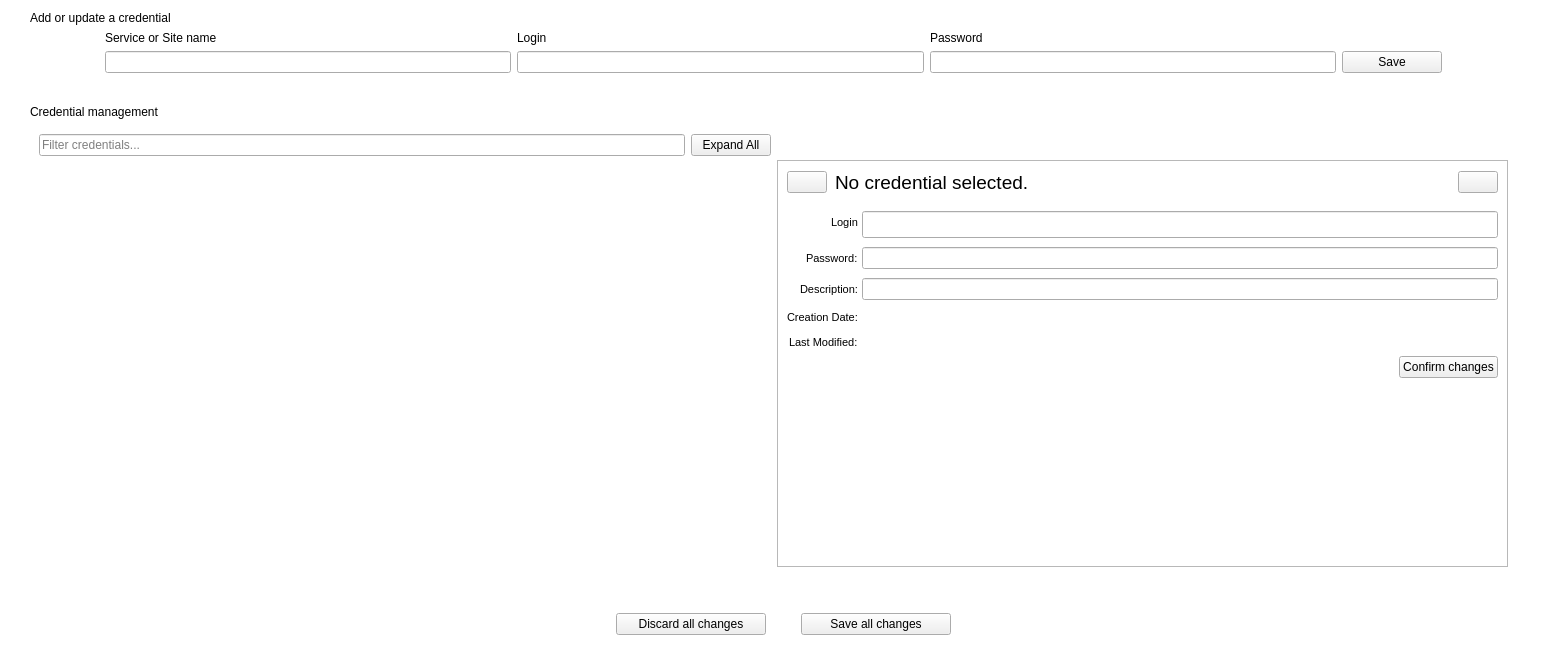
Qt form src/CredentialsManagement.ui (mooltipass/moolticute) before a commit.
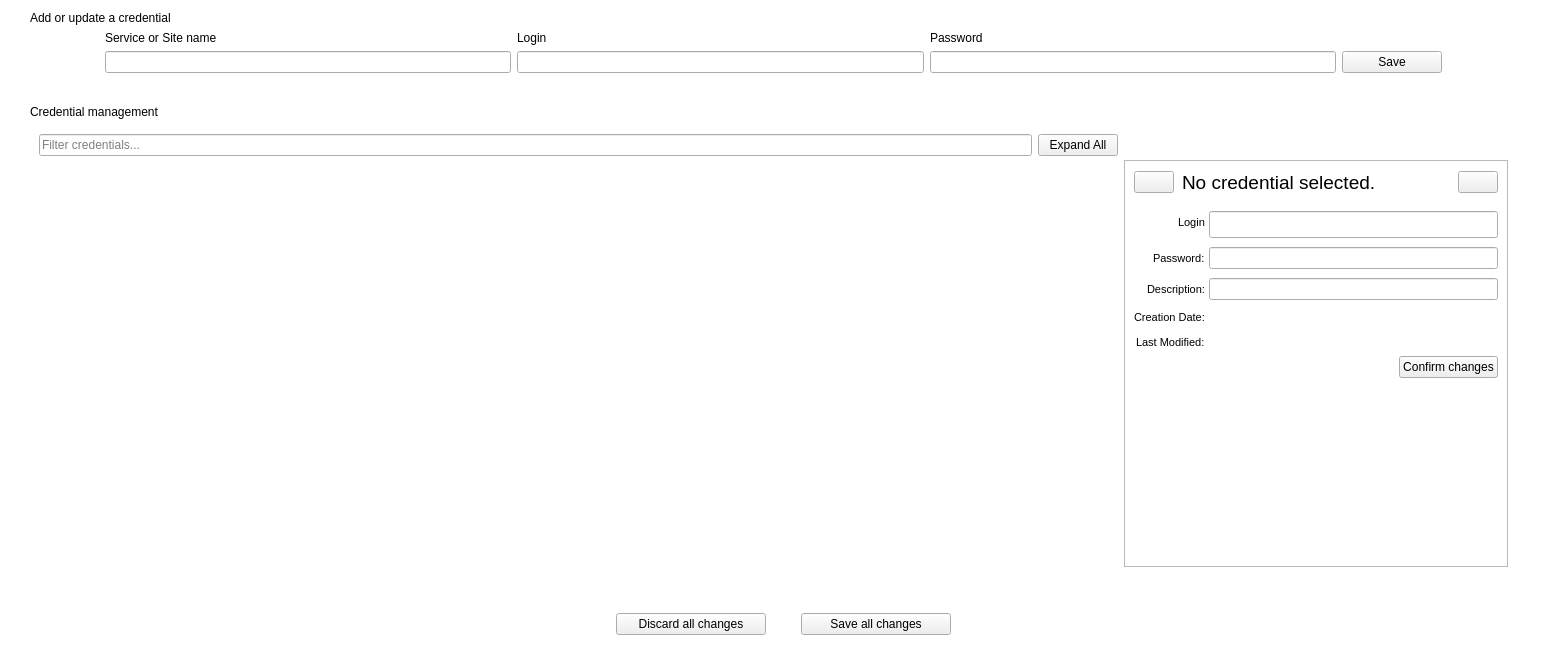
The same form after that commit. Icons and pictures are not drawn. Custom widgets are drawn as their Qt base class.

Commit message: Fix for: aussi, quand on agrandit la fenetre moolticute, peut on garder la partie de droite avec une largeur fixe?

```diff
--- a/src/CredentialsManagement.ui
+++ b/src/CredentialsManagement.ui
@@ -308,6 +308,24 @@
            </item>
            <item>
             <widget class="QFrame" name="credDisplayFrame">
+             <property name="sizePolicy">
+              <sizepolicy hsizetype="Fixed" vsizetype="Preferred">
+               <horstretch>0</horstretch>
+               <verstretch>0</verstretch>
+              </sizepolicy>
+             </property>
+             <property name="minimumSize">
+              <size>
+               <width>384</width>
+               <height>0</height>
+              </size>
+             </property>
+             <property name="maximumSize">
+              <size>
+               <width>384</width>
+               <height>16777215</height>
+              </size>
+             </property>
              <property name="frameShape">
               <enum>QFrame::StyledPanel</enum>
              </property>
```
Left out of the diff: 100 changed lines with no effect on the pictures.
